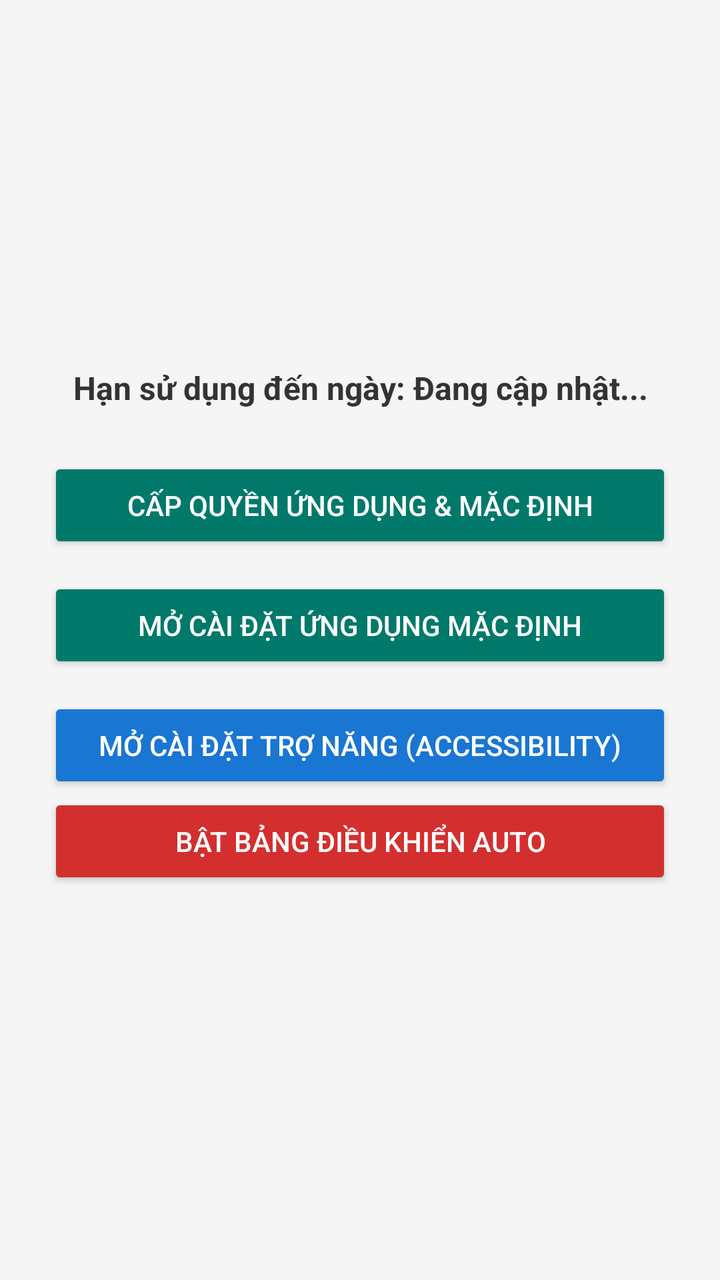
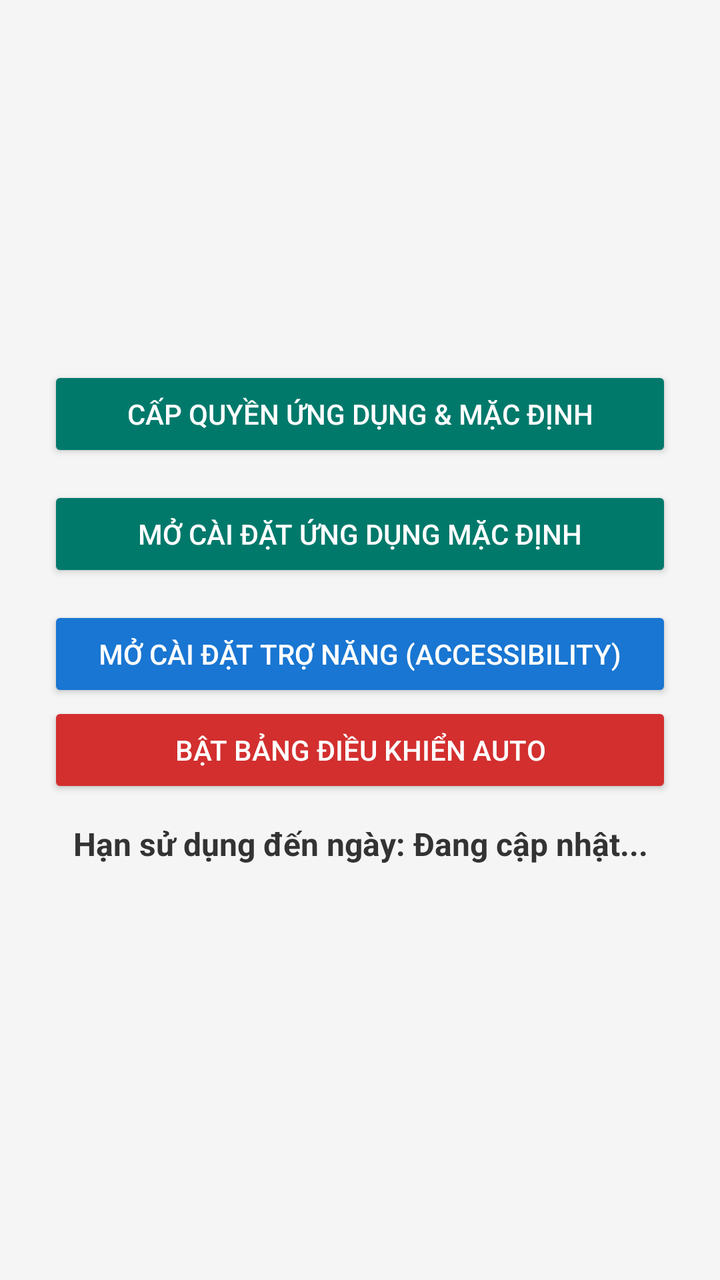

Before-and-after screenshots of an Android layout around one commit, followed by the original layout XML and the change that was made.
<!-- AndroidManifest.xml: application theme Theme.AppCompat.Light.NoActionBar -->
<!-- res/layout/activity_main.xml -->
<?xml version="1.0" encoding="utf-8"?>
<LinearLayout xmlns:android="http://schemas.android.com/apk/res/android"
    android:layout_width="match_parent"
    android:layout_height="match_parent"
    android:orientation="vertical"
    android:gravity="center"
    android:padding="24dp"
    android:background="#F5F5F5">

    
    <TextView
        android:id="@+id/txtExpiry"
        android:layout_width="match_parent"
        android:layout_height="wrap_content"
        android:text="Hạn sử dụng đến ngày: Đang cập nhật..."
        android:textSize="16sp"
        android:textStyle="bold"
        android:textColor="#333333"
        android:gravity="center"
        android:layout_marginBottom="24dp"/>

    
    <Button
        android:id="@+id/btnGrantPermissions"
        android:layout_width="match_parent"
        android:layout_height="wrap_content"
        android:text="Cấp quyền ứng dụng &amp; Mặc định"
        android:backgroundTint="#00796B"
        android:textColor="#FFFFFF"
        android:layout_marginBottom="12dp"/>

    
    <Button
        android:id="@+id/btnOpenDefaultSettings"
        android:layout_width="match_parent"
        android:layout_height="wrap_content"
        android:text="Mở Cài đặt Ứng dụng Mặc định"
        android:backgroundTint="#00796B"
        android:textColor="#FFFFFF"
        android:layout_marginBottom="12dp"/>

    

    
    <Button
        android:id="@+id/btnOpenAccessibility"
        android:layout_width="match_parent"
        android:layout_height="wrap_content"
        android:text="Mở Cài đặt Trợ năng (Accessibility)"
        android:backgroundTint="#1976D2"
        android:textColor="#FFFFFF"/>

    
    <Button
        android:id="@+id/btnStartPopup"
        android:layout_width="match_parent"
        android:layout_height="wrap_content"
        android:text="Bật Bảng Điều Khiển Auto"
        android:backgroundTint="#D32F2F"
        android:textColor="#FFFFFF"
        android:layout_marginBottom="12dp"/>

</LinearLayout>
<!-- resources referenced by this layout -->
<resources>

</resources>

<!-- the commit's change to res/layout/activity_main.xml (unified diff, before → after) -->
@@ -8,16 +8,6 @@
     android:background="#F5F5F5">
 
     
-    <TextView
-        android:id="@+id/txtExpiry"
-        android:layout_width="match_parent"
-        android:layout_height="wrap_content"
-        android:text="Hạn sử dụng đến ngày: Đang cập nhật..."
-        android:textSize="16sp"
-        android:textStyle="bold"
-        android:textColor="#333333"
-        android:gravity="center"
-        android:layout_marginBottom="24dp"/>
 
     
     <Button
@@ -60,4 +50,16 @@
         android:textColor="#FFFFFF"
         android:layout_marginBottom="12dp"/>
 
+    
+    <TextView
+        android:id="@+id/txtExpiry"
+        android:layout_width="match_parent"
+        android:layout_height="wrap_content"
+        android:text="Hạn sử dụng đến ngày: Đang cập nhật..."
+        android:textSize="16sp"
+        android:textStyle="bold"
+        android:textColor="#333333"
+        android:gravity="center"
+        android:layout_marginBottom="24dp"/>
+
 </LinearLayout>
